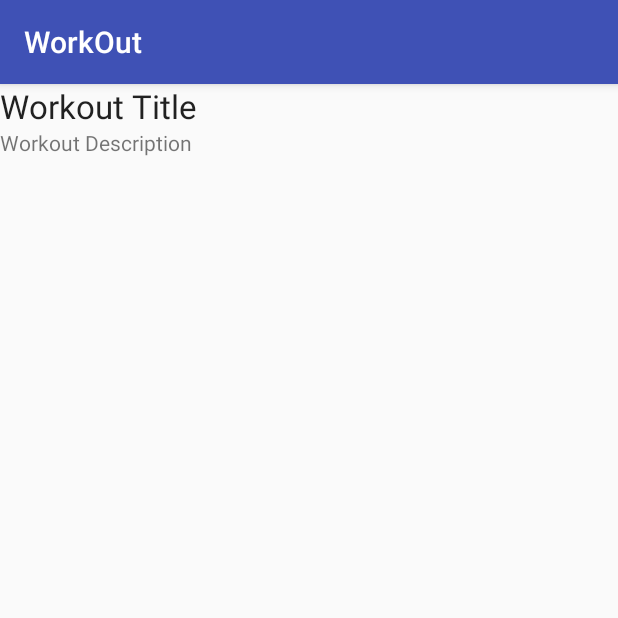
After one commit to iantheninja/WorkOut, an Android app: the fragment WorkoutDetailFragment shown on its own in the app's theme, on a phone screen of 412 x 824 dp, the top half of it. The commit adds this screen. Run offline under Robolectric (Android 15) with nearby library versions, the phone set to English and light mode, and no system bars.

Commit message:
workout list and detail fragments added. detail fragment ui added for differentiation

```diff
--- a/app/build.gradle
+++ b/app/build.gradle
@@ -22,6 +22,7 @@ dependencies {
     implementation fileTree(dir: 'libs', include: ['*.jar'])
     implementation 'com.android.support:appcompat-v7:26.1.0'
     implementation 'com.android.support.constraint:constraint-layout:1.0.2'
+    implementation 'com.android.support:support-v4:26.1.0'
     testImplementation 'junit:junit:4.12'
     androidTestImplementation 'com.android.support.test:runner:1.0.1'
     androidTestImplementation 'com.android.support.test.espresso:espresso-core:3.0.1'
--- /dev/null
+++ b/app/src/main/java/com/ianmunene/workout/WorkoutDetailFragment.java
@@ -0,0 +1,29 @@
+package com.ianmunene.workout;
+
+
+import android.os.Bundle;
+import android.support.v4.app.Fragment;
+import android.view.LayoutInflater;
+import android.view.View;
+import android.view.ViewGroup;
+
+
+/**
+ * A simple {@link Fragment} subclass.
+ */
+public class WorkoutDetailFragment extends Fragment {
+
+
+    public WorkoutDetailFragment() {
+        // Required empty public constructor
+    }
+
+
+    @Override
+    public View onCreateView(LayoutInflater inflater, ViewGroup container,
+                             Bundle savedInstanceState) {
+        // Inflate the layout for this fragment
+        return inflater.inflate(R.layout.fragment_workout_detail, container, false);
+    }
+
+}
--- a/app/src/main/res/layout/activity_main.xml
+++ b/app/src/main/res/layout/activity_main.xml
@@ -6,10 +6,11 @@
     android:layout_height="match_parent"
     tools:context="com.ianmunene.workout.MainActivity">
 
-    <TextView
+    <Button
         android:layout_width="wrap_content"
         android:layout_height="wrap_content"
-        android:text="Hello World!"
+        android:text="@string/show_details"
+        android:onClick="onShowDetails"
         app:layout_constraintBottom_toBottomOf="parent"
         app:layout_constraintLeft_toLeftOf="parent"
         app:layout_constraintRight_toRightOf="parent"
--- /dev/null
+++ b/app/src/main/res/layout/fragment_workout_detail.xml
@@ -0,0 +1,20 @@
+<LinearLayout xmlns:android="http://schemas.android.com/apk/res/android"
+    xmlns:tools="http://schemas.android.com/tools"
+    android:layout_width="match_parent"
+    android:layout_height="match_parent"
+    android:orientation="vertical"
+    tools:context="com.ianmunene.workout.WorkoutDetailFragment">
+
+    <!-- TODO: Update blank fragment layout -->
+    <TextView android:id="@+id/tv_title"
+        android:layout_width="wrap_content"
+        android:layout_height="wrap_content"
+        android:textAppearance="?android:attr/textAppearanceLarge"
+        android:text="@string/workout_title" />
+
+    <TextView android:id="@+id/tv_description"
+        android:layout_width="wrap_content"
+        android:layout_height="wrap_content"
+        android:text="@string/workout_description"/>
+
+</LinearLayout>
--- a/app/src/main/res/values/strings.xml
+++ b/app/src/main/res/values/strings.xml
@@ -1,3 +1,8 @@
 <resources>
     <string name="app_name">WorkOut</string>
+    <string name="show_details">Show Details</string>
+
+    <!-- TODO: Remove or change this placeholder text -->
+    <string name="workout_title">Workout Title</string>
+    <string name="workout_description">Workout Description</string>
 </resources>
```
Also changed, not shown: app/src/main/java/com/ianmunene/workout/MainActivity.java (+8 -1 lines).
